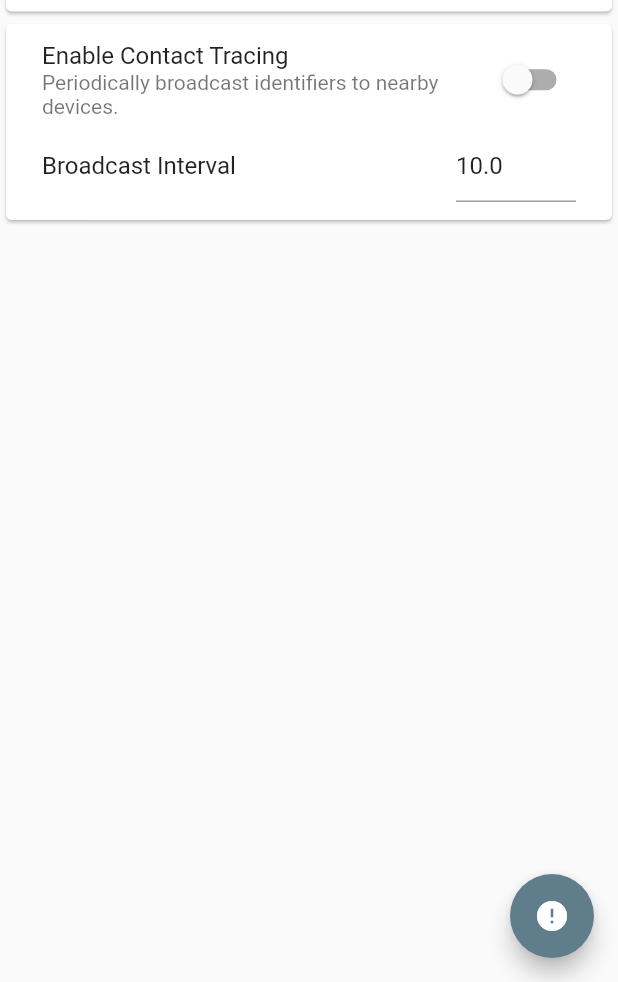
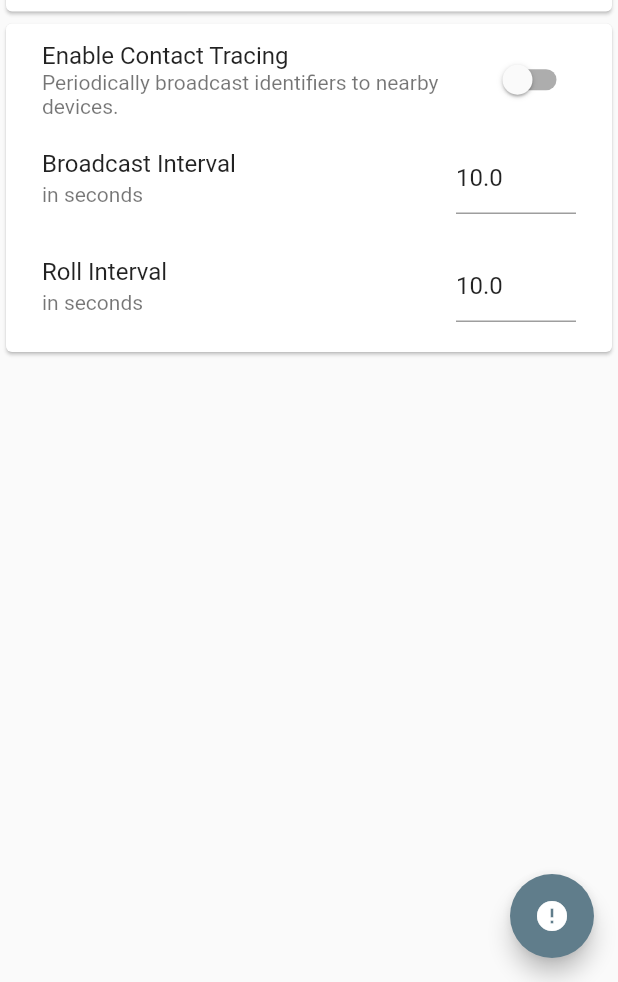
Before and after one commit to fwcd/iot-contact-tracer, a Flutter app: the screen it shows after launch, on a phone screen of 412 x 824 dp, the part 254-1236 px from its top. Run offline on Flutter 3.47's test engine with Material 2 defaults, Android fonts, the light colour scheme and no system bars.

Commit message:
Add roll interval tile

```diff
--- a/mobile-client/contact_tracer/lib/main.dart
+++ b/mobile-client/contact_tracer/lib/main.dart
@@ -41,7 +41,8 @@ class ContactTracerHomePage extends StatefulWidget {
 class _ContactTracerHomePageState extends State<ContactTracerHomePage> {
   bool _healthy = false;
   bool _enabled = false;
-  double _broadcastInterval = 10;
+  double _broadcastIntervalSec = 10;
+  double _rollIntervalSec = 10;
 
   void _toggleExposed() {
     setState(() {
@@ -95,13 +96,24 @@ class _ContactTracerHomePageState extends State<ContactTracerHomePage> {
                 ),
                 NumberListTile(
                   title: Text('Broadcast Interval'),
-                  value: _broadcastInterval,
+                  subtitle: Text('in seconds'),
+                  value: _broadcastIntervalSec,
                   onEditingComplete: (value) {
                     setState(() {
-                      _broadcastInterval = value;
+                      _broadcastIntervalSec = value;
                     });
                   },
-                )
+                ),
+                NumberListTile(
+                  title: Text('Roll Interval'),
+                  subtitle: Text('in seconds'),
+                  value: _rollIntervalSec,
+                  onEditingComplete: (value) {
+                    setState(() {
+                      _rollIntervalSec = value;
+                    });
+                  },
+                ),
               ],
             )
           )
```
